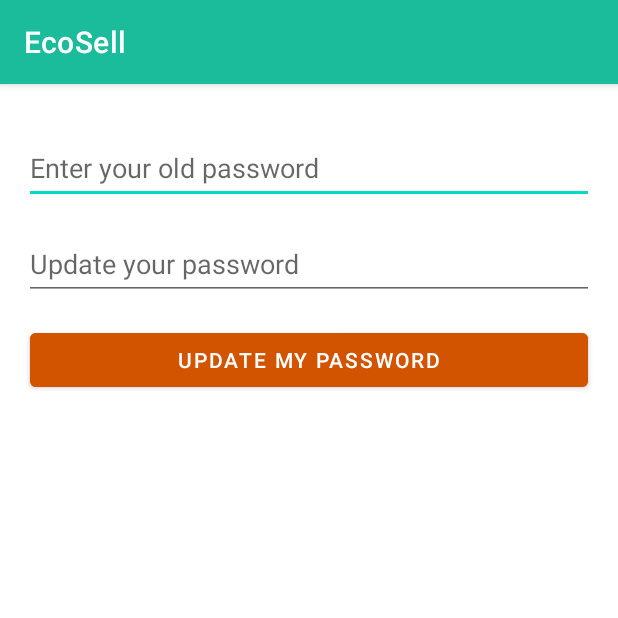
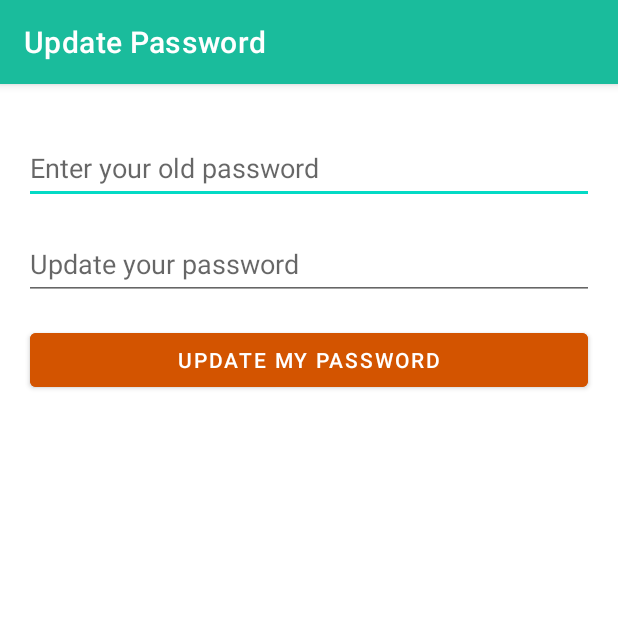
Before and after one commit to SteveDexter24/CSCI3310-Project, an Android app: the EditPasswordActivity screen opened directly, with no data from a screen before it, on a phone screen of 412 x 824 dp, the top half of it. Run offline under Robolectric (Android 15) with nearby library versions, the phone set to English and light mode, and no system bars; our stand-ins replace Firebase (no records; nobody signed in at launch, a user with empty details on screens opened directly), Room's generated code; 2 statements that could not run were skipped.

Commit message:
Setup navigation title for edit password

```diff
--- a/app/src/main/java/com/yolo/ecosell/EditPasswordActivity.java
+++ b/app/src/main/java/com/yolo/ecosell/EditPasswordActivity.java
@@ -45,7 +45,7 @@ public class EditPasswordActivity extends AppCompatActivity {
     @Override
     protected void onCreate(Bundle savedInstanceState) {
         super.onCreate(savedInstanceState);
-
+        getSupportActionBar().setTitle("Update Password");
         userViewModel = new ViewModelProvider.AndroidViewModelFactory(this.getApplication())
                 .create(UserViewModel.class);
 
```
